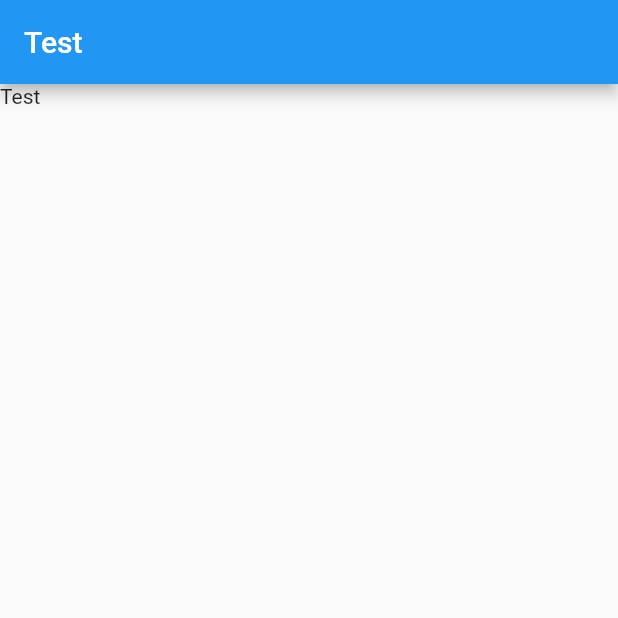
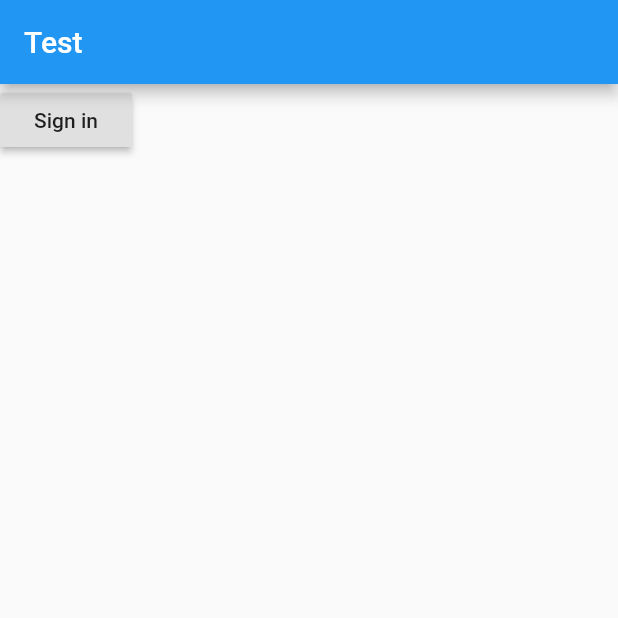
Before and after one commit to JOIN-M-Y/Mobile, a Flutter app: the screen it shows after launch, on a phone screen of 412 x 824 dp, the top half of it. Run offline on Flutter 3.47's test engine with Material 2 defaults, Android fonts, the phone set to English and light mode, and no system bars; our stand-ins replace google_sign_in, rxdart.

Commit message:
add : test mode google auth

```diff
--- a/lib/page/joinMainPage.dart
+++ b/lib/page/joinMainPage.dart
@@ -1,4 +1,6 @@
 import 'package:flutter/material.dart';
+import 'package:google_sign_in/google_sign_in.dart';
+import 'package:join/blocs/google_auth_bloc.dart';
 
 class JoinMainPage extends StatefulWidget {
   @override
@@ -12,6 +14,30 @@ class _JoinMainPageState extends State<JoinMainPage> {
         appBar: AppBar(
           title: Text("Test"),
         ),
-        body: Text("Test"));
+        body: Column(
+          children: <Widget>[
+            _builderGoogleAuth()
+          ],
+        ));
+  }
+
+  Widget _builderGoogleAuth() {
+    return StreamBuilder(
+      stream: googleAuthBloc.googleAccount,
+      builder: (BuildContext context,
+          AsyncSnapshot<GoogleSignInAccount> snapshot) {
+        if (!snapshot.hasData) {
+          return Container(
+            child: RaisedButton(
+                child: const Text("Sign in"),
+                onPressed: () => googleAuthBloc.sigInGoogle()
+            ),
+          );
+        } else {
+          //Test
+          return Container(child: Text(snapshot.data.email));
+        }
+      },
+    );
   }
 }
```
